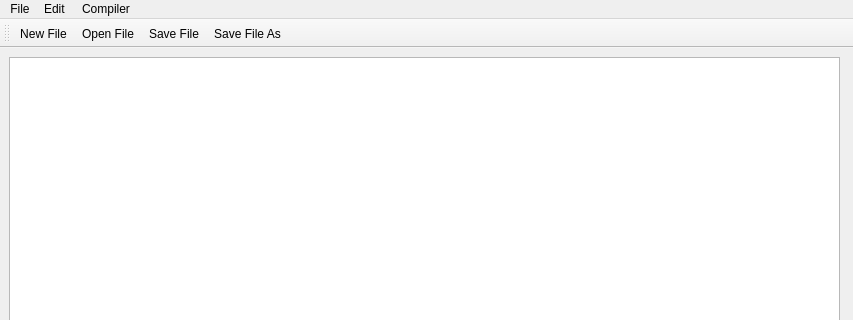
Qt form qtpad.ui (Frugtoy/QtPad) before a commit; both pictures show x 0 to 853 and y 0 to 320 of the 853 by 626 pixel window.
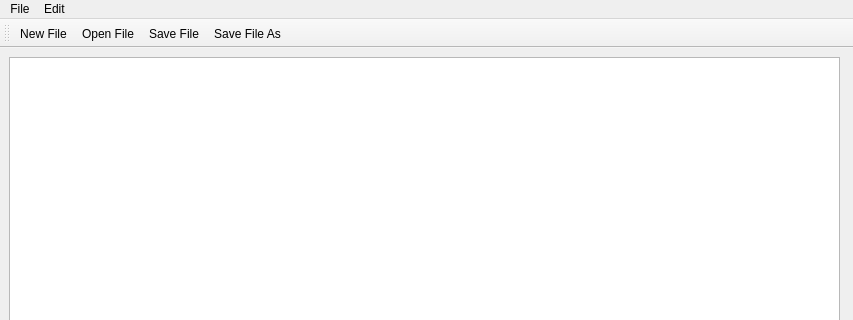
The same form after that commit. Icons and pictures are not drawn.

Commit message: fixed save as , delited compiler

```diff
--- a/qtpad.ui
+++ b/qtpad.ui
@@ -66,15 +66,8 @@
     <addaction name="setTextFont"/>
     <addaction name="setTextBackgroundColor"/>
    </widget>
-   <widget class="QMenu" name="Compile">
-    <property name="title">
-     <string>Compiler</string>
-    </property>
-    <addaction name="compile"/>
-   </widget>
    <addaction name="menufile"/>
    <addaction name="menuedit"/>
-   <addaction name="Compile"/>
   </widget>
   <widget class="QToolBar" name="mainToolBar">
    <attribute name="toolBarArea">
```
Left out of the diff: 24 changed lines with no effect on the pictures. The commit also changes 4 other files.
